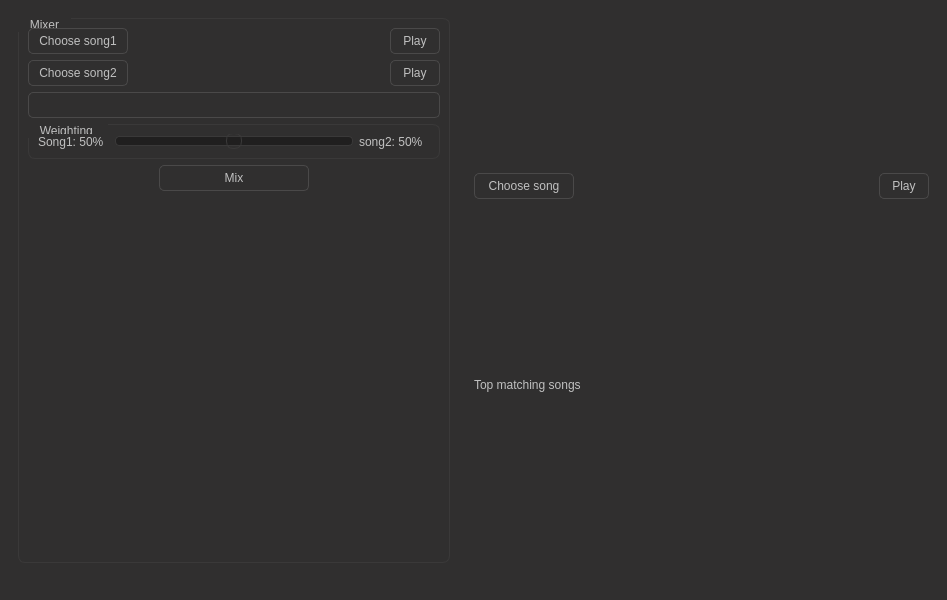
Qt form main_window.ui (MohamedHisham20/DSP_FingerPrint) before a commit.
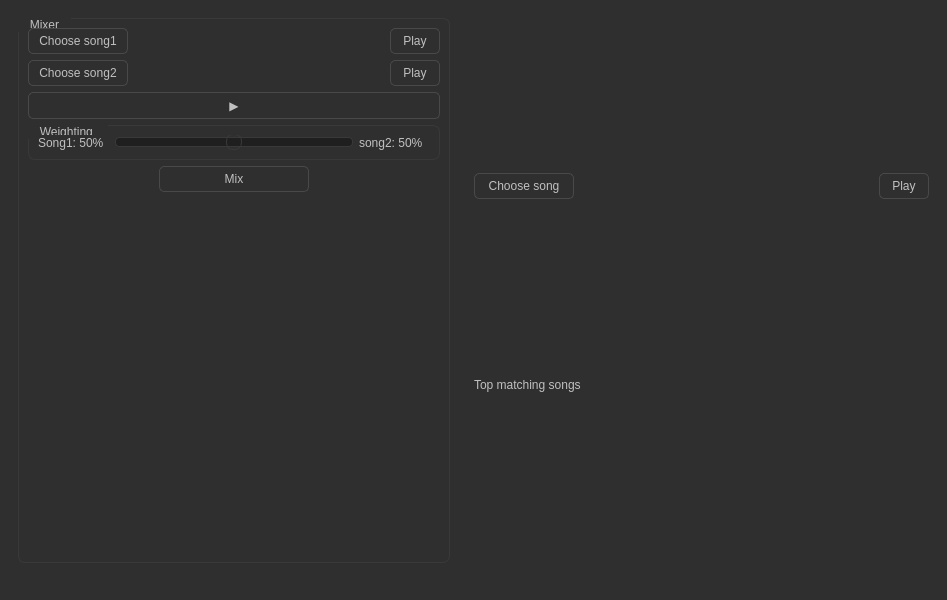
The same form after that commit. Icons and pictures are not drawn.

Commit message: mix play button

Patch:
```diff
--- a/main_window.ui
+++ b/main_window.ui
@@ -1022,7 +1022,7 @@
           <item>
            <widget class="QPushButton" name="Play_stop_mix">
             <property name="text">
-             <string/>
+             <string>▶</string>
             </property>
            </widget>
           </item>
```
The commit also changes 1 other file.
